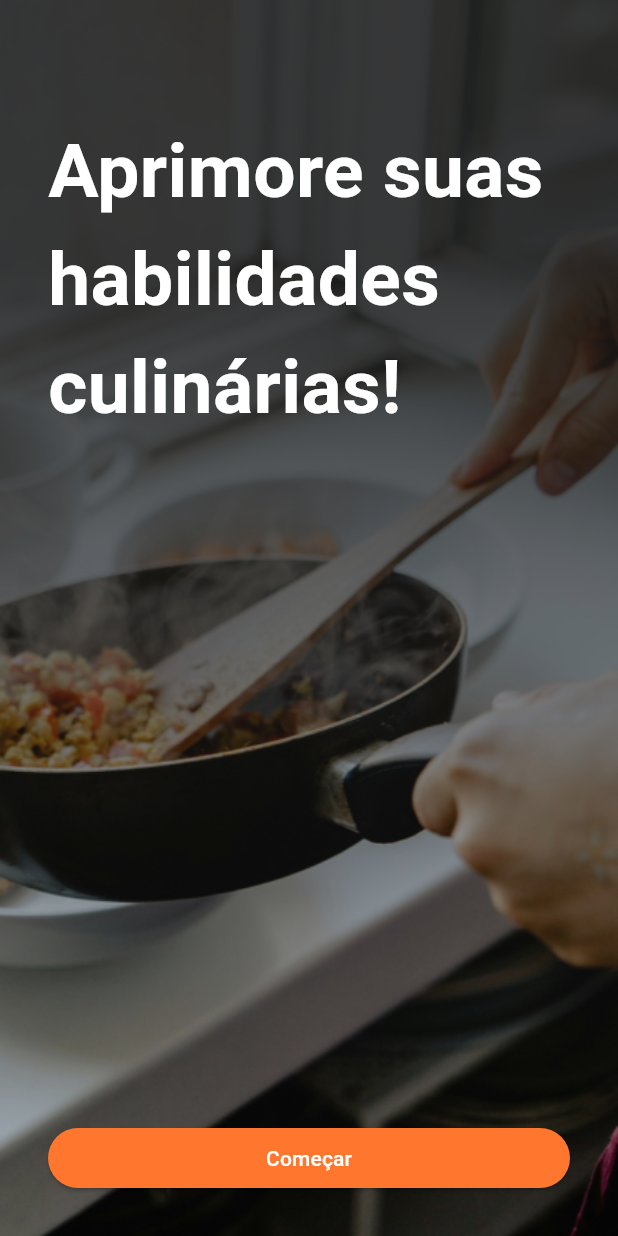
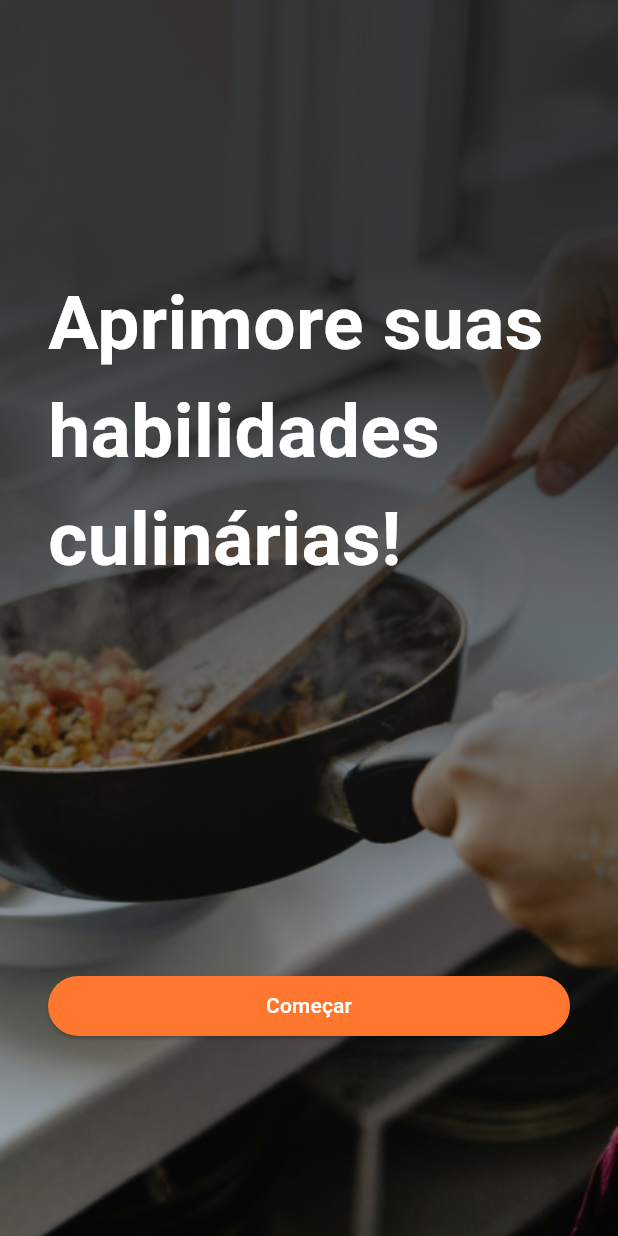
Before and after one commit to Pablo1Gustavo/cookup, a Flutter app: the screen it shows after launch, on a phone screen of 412 x 824 dp. Run offline on Flutter 3.47's test engine with Material 3 defaults, Android fonts, the phone set to English and light mode, and no system bars; our stand-ins replace image_picker, permission_handler; missing offline and left inert: country_flags.

Commit message:
consertado algumas resposinvidades na tela de login, introdução e cadastro faltando consertar responsividade em nova receita

```diff
--- a/front/lib/views/Cadastro.dart
+++ b/front/lib/views/Cadastro.dart
@@ -18,6 +18,8 @@ class _CadastroState extends State<Cadastro> {
 
   @override
   Widget build(BuildContext context) {
+  final screenHeight = MediaQuery.of(context).size.height;
+  final screenWidth = MediaQuery.of(context).size.width;
     return Scaffold(
       backgroundColor: backgroundColor,
       body: Padding(
@@ -25,7 +27,7 @@ class _CadastroState extends State<Cadastro> {
         child: Column(
           mainAxisAlignment: MainAxisAlignment.start,
           children: <Widget>[
-            SizedBox(height: 200),
+            SizedBox(height: screenHeight * 0.1),
             Center(
               child: Image.asset('assets/logo_cookup.png', width: 400, height: 200),
             ),
@@ -100,7 +102,7 @@ class _CadastroState extends State<Cadastro> {
                     borderSide: BorderSide(color: Colors.grey),
                   )),
             ),
-            SizedBox(height: 100),
+            SizedBox(height: screenHeight * 0.05),
             SizedBox(
               width: double.infinity,
               child: ElevatedButton(
--- a/front/lib/views/Introducao.dart
+++ b/front/lib/views/Introducao.dart
@@ -2,11 +2,20 @@ import 'package:flutter/material.dart';
 import 'package:front/utils/constants.dart';
 import 'Login.dart';
 
-class Introducao extends StatelessWidget {
+class Introducao extends StatefulWidget {
   const Introducao({super.key});
 
   @override
+  State<Introducao> createState() => _IntroducaoState();
+}
+
+class _IntroducaoState extends State<Introducao> {
+
+
+  @override
   Widget build(BuildContext context) {
+  final screenHeight = MediaQuery.of(context).size.height;
+  final screenWidth = MediaQuery.of(context).size.width;
     return Scaffold(
       body: Container(
         decoration: const BoxDecoration(
@@ -26,7 +35,7 @@ class Introducao extends StatelessWidget {
                   style: TextStyle(fontSize: 50, color: Colors.white, fontWeight: FontWeight.bold),
                 ),
               ),
-              const SizedBox(height: 450),
+              SizedBox(height: screenHeight * 0.3),
               Padding(
                 padding: const EdgeInsets.symmetric(horizontal: 32.0),
                 child: SizedBox(
--- a/front/lib/views/Login.dart
+++ b/front/lib/views/Login.dart
@@ -19,6 +19,8 @@ class _LoginState extends State<Login> {
 
   @override
   Widget build(BuildContext context) {
+  final screenHeight = MediaQuery.of(context).size.height;
+  final screenWidth = MediaQuery.of(context).size.width;
     return Scaffold(
       backgroundColor: backgroundColor,
       body: Padding(
@@ -26,7 +28,7 @@ class _LoginState extends State<Login> {
         child: Column(
           mainAxisAlignment: MainAxisAlignment.start,
           children: <Widget>[
-            const SizedBox(height: 200),
+            SizedBox(height: screenHeight * 0.1),
             Center(
               child: Image.asset('assets/logo_cookup.png', width: 400, height: 200),
             ),
@@ -77,7 +79,7 @@ class _LoginState extends State<Login> {
                     borderSide: BorderSide(color: Colors.grey),
                   )),
             ),
-            const SizedBox(height: 200),
+            SizedBox(height: screenHeight * 0.2),
             SizedBox(
               width: double.infinity,
               child: ElevatedButton(
```
